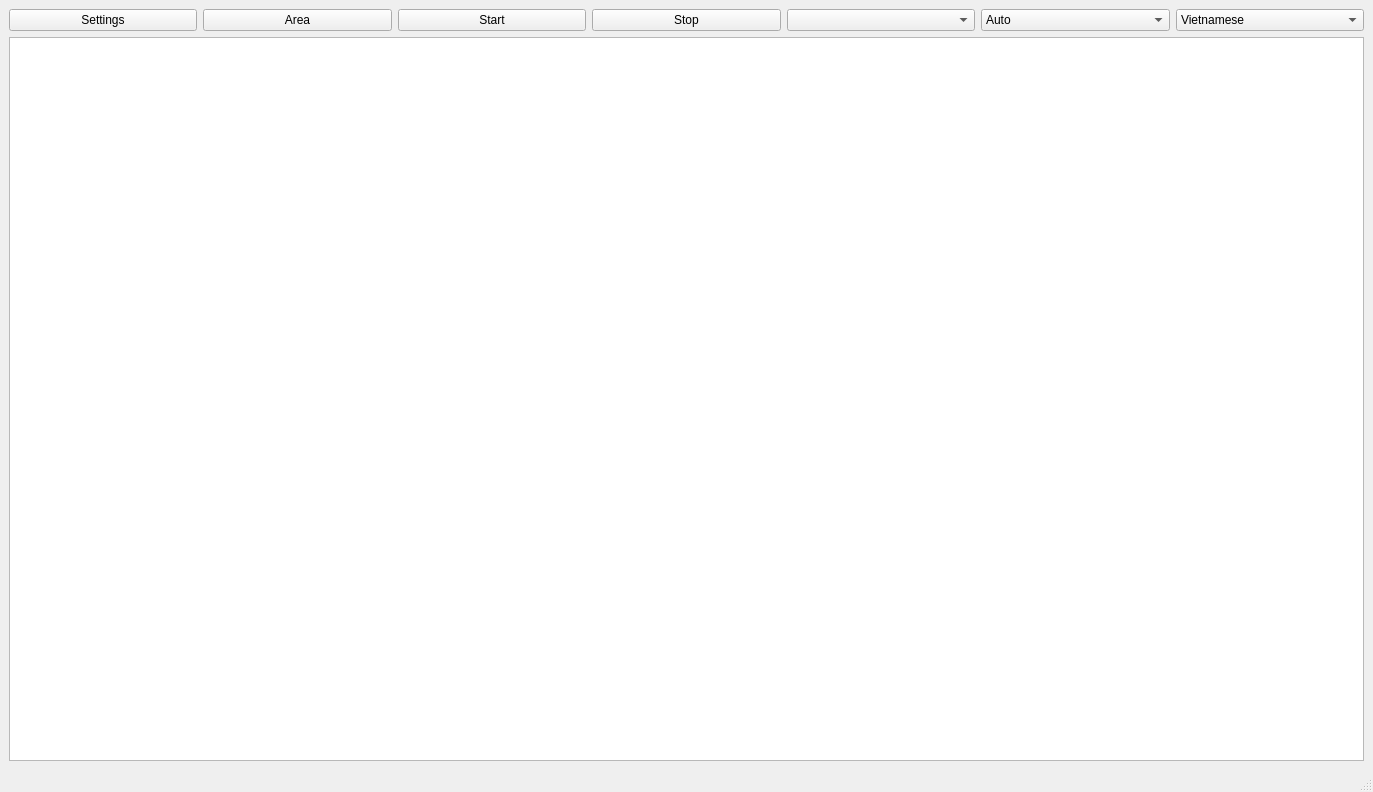
Qt form ui/MainWindow.ui (Le-Van-Long2k/translate-tool) before a commit.
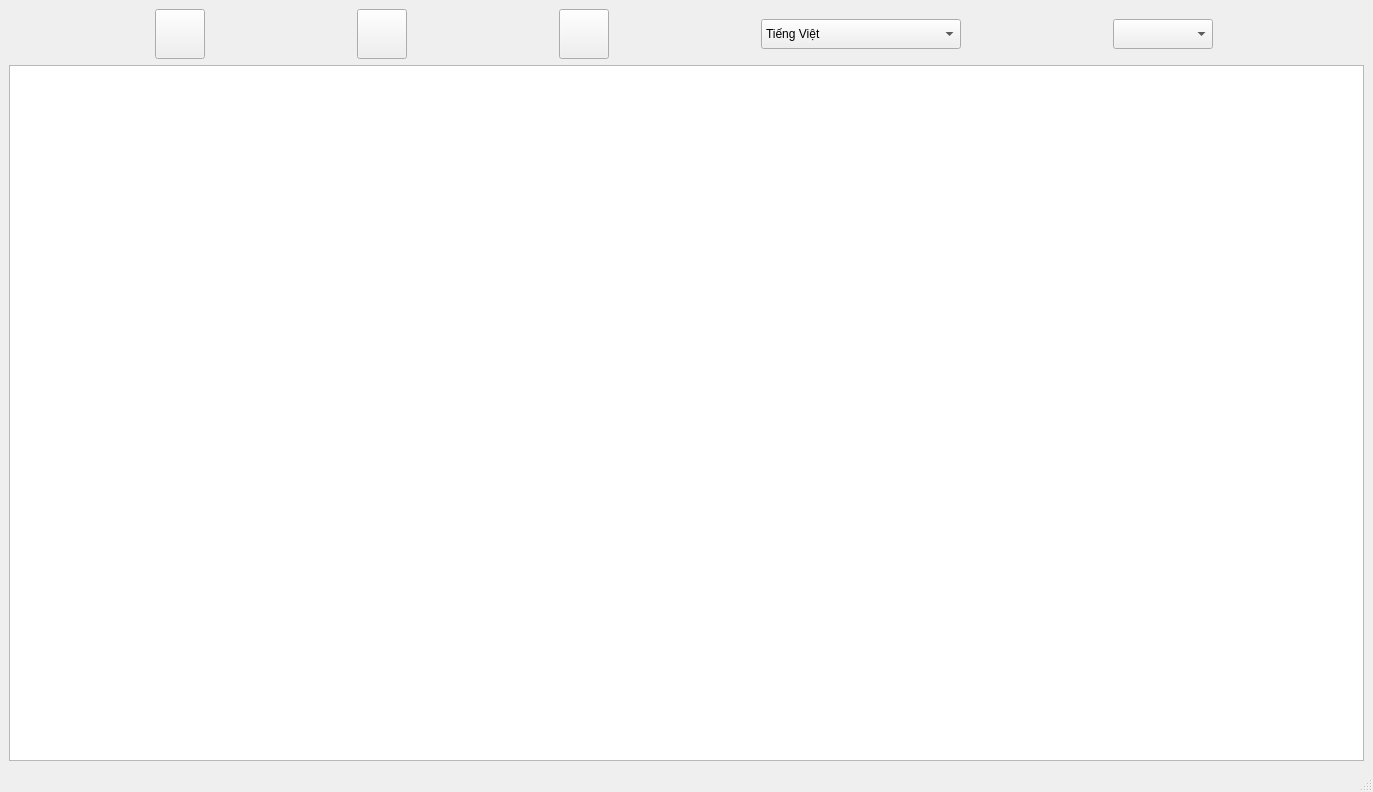
The same form after that commit. Icons and pictures are not drawn.

What changed in the file:
```diff
--- a/ui/MainWindow.ui
+++ b/ui/MainWindow.ui
@@ -31,88 +31,167 @@
      <layout class="QHBoxLayout" name="horizontalLayout">
       <item>
        <widget class="QPushButton" name="Settings_btn">
+        <property name="sizePolicy">
+         <sizepolicy hsizetype="Fixed" vsizetype="Fixed">
+          <horstretch>0</horstretch>
+          <verstretch>0</verstretch>
+         </sizepolicy>
+        </property>
+        <property name="minimumSize">
+         <size>
+          <width>50</width>
+          <height>50</height>
+         </size>
+        </property>
+        <property name="toolTip">
+         <string>Settings</string>
+        </property>
         <property name="autoFillBackground">
          <bool>false</bool>
         </property>
         <property name="text">
-         <string>Settings</string>
+         <string/>
         </property>
         <property name="icon">
-         <iconset theme="QIcon::ThemeIcon::DocumentProperties"/>
+         <iconset>
+          <normaloff>icons/setting.svg</normaloff>icons/setting.svg</iconset>
+        </property>
+        <property name="iconSize">
+         <size>
+          <width>32</width>
+          <height>32</height>
+         </size>
         </property>
        </widget>
       </item>
       <item>
        <widget class="QPushButton" name="Select_area_btn">
-        <property name="maximumSize">
+        <property name="sizePolicy">
+         <sizepolicy hsizetype="Fixed" vsizetype="Fixed">
+          <horstretch>0</horstretch>
+          <verstretch>0</verstretch>
+         </sizepolicy>
+        </property>
+        <property name="minimumSize">
          <size>
-          <width>200</width>
+          <width>50</width>
           <height>50</height>
          </size>
         </property>
+        <property name="maximumSize">
+         <size>
+          <width>16777215</width>
+          <height>16777215</height>
+         </size>
+        </property>
         <property name="cursor">
          <cursorShape>CrossCursor</cursorShape>
         </property>
         <property name="text">
-         <string>Area</string>
+         <string/>
+        </property>
+        <property name="icon">
+         <iconset>
+          <normaloff>icons/crop.svg</normaloff>icons/crop.svg</iconset>
+        </property>
+        <property name="iconSize">
+         <size>
+          <width>32</width>
+          <height>32</height>
+         </size>
         </property>
        </widget>
       </item>
       <item>
-       <widget class="QPushButton" name="Start_btn">
+       <widget class="QPushButton" name="start_stop_btn">
+        <property name="sizePolicy">
+         <sizepolicy hsizetype="Fixed" vsizetype="Fixed">
+          <horstretch>0</horstretch>
+          <verstretch>0</verstretch>
+         </sizepolicy>
+        </property>
+        <property name="minimumSize">
+         <size>
+          <width>50</width>
+          <height>50</height>
+         </size>
+        </property>
         <property name="cursor">
          <cursorShape>PointingHandCursor</cursorShape>
         </property>
-        <property name="text">
-         <string>Start</string>
+        <property name="toolTip">
+         <string>Start OCR</string>
         </property>
-       </widget>
-      </item>
-      <item>
-       <widget class="QPushButton" name="Stop_btn">
         <property name="text">
-         <string>Stop</string>
+         <string/>
         </property>
-       </widget>
-      </item>
-      <item>
-       <widget class="QComboBox" name="size_setting"/>
-      </item>
-      <item>
-       <widget class="QComboBox" name="source_lang_setting">
-        <item>
-         <property name="text">
-          <string>Auto</string>
-         </property>
-        </item>
-        <item>
-         <property name="text">
-          <string>English</string>
-         </property>
-        </item>
+        <property name="icon">
+         <iconset>
+          <normaloff>icons/start.svg</normaloff>icons/start.svg</iconset>
+        </property>
+        <property name="iconSize">
+         <size>
+          <width>32</width>
+          <height>32</height>
+         </size>
+        </property>
        </widget>
       </item>
       <item>
        <widget class="QComboBox" name="target_lang_setting">
+        <property name="minimumSize">
+         <size>
+          <width>100</width>
+          <height>30</height>
+         </size>
+        </property>
+        <property name="maximumSize">
+         <size>
+          <width>200</width>
+          <height>16777215</height>
+         </size>
+        </property>
+        <property name="toolTip">
+         <string>Translate to</string>
+        </property>
         <item>
          <property name="text">
-          <string>Vietnamese</string>
+          <string>Tiếng Việt</string>
          </property>
         </item>
        </widget>
       </item>
+      <item>
+       <widget class="QComboBox" name="size_setting">
+        <property name="minimumSize">
+         <size>
+          <width>50</width>
+          <height>30</height>
+         </size>
+        </property>
+        <property name="maximumSize">
+         <size>
+          <width>100</width>
+          <height>16777215</height>
+         </size>
+        </property>
+        <property name="toolTip">
+         <string>Scale text</string>
+        </property>
+       </widget>
+      </item>
      </layout>
     </item>
     <item>
-    <widget class="QGraphicsView" name="graphicsView">
-    <property name="sizePolicy">
-    <sizepolicy hsizetype="Expanding" vsizetype="Expanding">
+     <widget class="QGraphicsView" name="graphicsView">
+      <property name="sizePolicy">
+       <sizepolicy hsizetype="Expanding" vsizetype="Expanding">
         <horstretch>0</horstretch>
         <verstretch>1</verstretch>
-    </sizepolicy>
-    </property>
-    </widget>
-</item>
+       </sizepolicy>
+      </property>
+     </widget>
+    </item>
    </layout>
   </widget>
   <widget class="QMenuBar" name="menubar">
```
Left out of the diff: 3 changed lines with no effect on the pictures.
